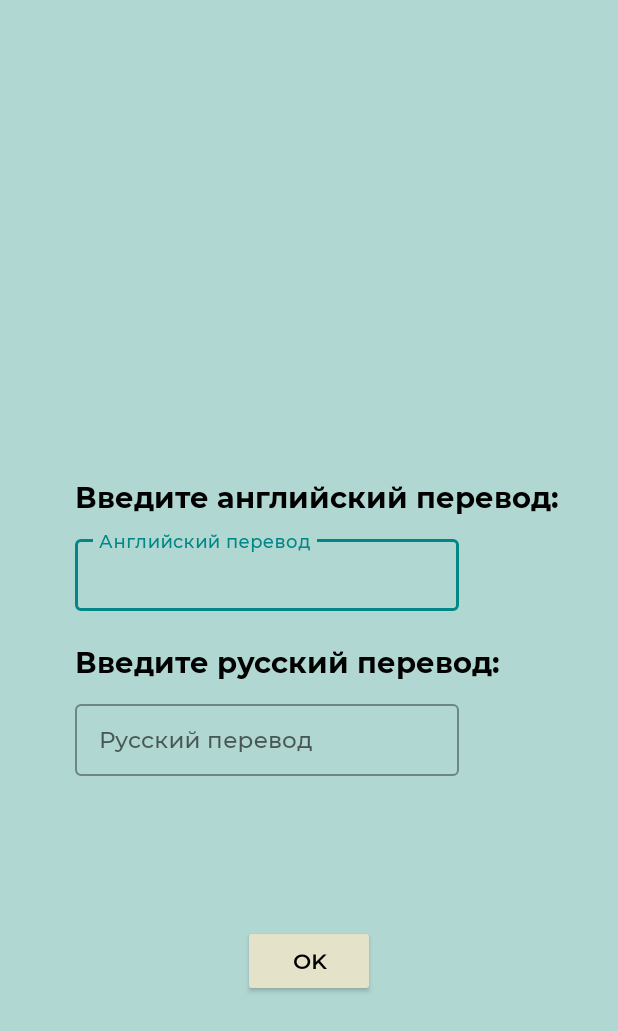
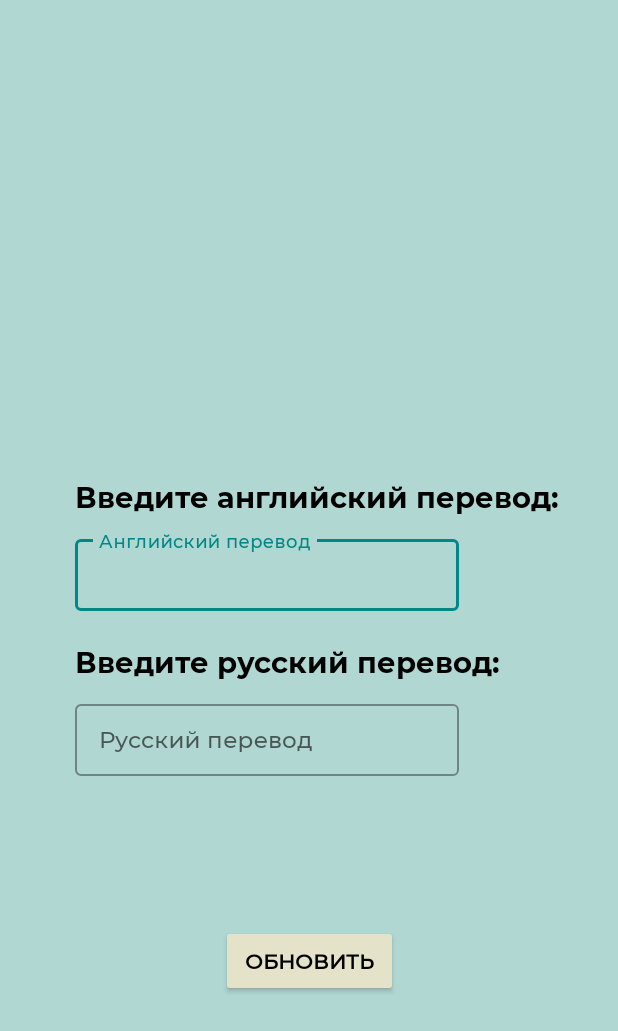
Before and after one commit to Soudagh/KidEng, an Android app: the AddWordFragment screen opened directly, with no data from a screen before it, on a phone screen of 412 x 824 dp. Shown: the top 1031 px of the screen. Run offline under Robolectric (Android 15) with nearby library versions, the phone set to English and light mode, and no system bars; 1 statement that could not run was skipped.

Commit message:
change words and themes

```diff
--- a/app/src/main/java/com/example/kideng/db/dao/WordDao.java
+++ b/app/src/main/java/com/example/kideng/db/dao/WordDao.java
@@ -4,6 +4,7 @@ import androidx.room.Dao;
 import androidx.room.Delete;
 import androidx.room.Insert;
 import androidx.room.Query;
+import androidx.room.Update;
 
 import com.example.kideng.db.entities.Word;
 
@@ -14,12 +15,18 @@ public interface WordDao {
     @Query("SELECT * FROM word WHERE idTheme = :id")
     List<Word> getByThemeId(int id);
 
+    @Query("SELECT * FROM word WHERE id = :id")
+    Word getWordById(int id);
+
     @Query("SELECT * FROM word ORDER BY RANDOM() LIMIT 1")
     Word getRandWord();
 
     @Insert
     void insert(Word word);
 
+    @Update
+    void update(Word word);
+
     @Delete
     void delete(Word word);
 }
--- a/app/src/main/java/com/example/kideng/db/entities/Word.java
+++ b/app/src/main/java/com/example/kideng/db/entities/Word.java
@@ -36,5 +36,11 @@ public class Word {
         this.id = id;
     }
 
+    public void setWordRus(String wordRus) {
+        this.wordRus = wordRus;
+    }
 
+    public void setWordEng(String wordEng) {
+        this.wordEng = wordEng;
+    }
 }
--- a/app/src/main/java/com/example/kideng/ui/activities/ChooseThemeActivity.java
+++ b/app/src/main/java/com/example/kideng/ui/activities/ChooseThemeActivity.java
@@ -41,6 +41,7 @@ public class ChooseThemeActivity extends AppCompatActivity {
         }
     }
 
+
     @Override
     public void onBackPressed() {
         super.onBackPressed();
--- a/app/src/main/java/com/example/kideng/ui/activities/DictWordActivity.java
+++ b/app/src/main/java/com/example/kideng/ui/activities/DictWordActivity.java
@@ -15,12 +15,16 @@ public class DictWordActivity extends AppCompatActivity {
     protected void onCreate(@Nullable Bundle savedInstanceState) {
         super.onCreate(savedInstanceState);
         Intent intent = getIntent();
-        int id = intent.getIntExtra("id", 0);
+        int themeId = intent.getIntExtra("themeId", 0);
+        int wordId = intent.getIntExtra("wordId", 0);
+        String status = intent.getStringExtra("status");
+        String wordEng = intent.getStringExtra("wordEng");
+        String wordRus = intent.getStringExtra("wordRus");
         setContentView(R.layout.blank_fragment);
         if (savedInstanceState == null) {
             getSupportFragmentManager()
                     .beginTransaction()
-                    .add(R.id.container_start, AddWordFragment.newInstance(id))
+                    .add(R.id.container_start, AddWordFragment.newInstance(wordId, themeId, status, wordEng, wordRus))
                     .commit();
         }
     }
--- a/app/src/main/java/com/example/kideng/ui/activities/WordActivity.java
+++ b/app/src/main/java/com/example/kideng/ui/activities/WordActivity.java
@@ -2,6 +2,7 @@ package com.example.kideng.ui.activities;
 
 import android.content.Intent;
 import android.os.Bundle;
+import android.util.Log;
 import android.view.View;
 import android.widget.TextView;
 
@@ -62,7 +63,8 @@ public class WordActivity extends AppCompatActivity {
 
     public void addWord(View view) {
         Intent intent = new Intent(this, DictWordActivity.class);
-        intent.putExtra("id", getIntentId());
+        intent.putExtra("themeId", getIntentId());
+        intent.putExtra("status", "add");
         startActivity(intent);
     }
 
--- a/app/src/main/java/com/example/kideng/ui/fragments/dict/AddWordFragment.java
+++ b/app/src/main/java/com/example/kideng/ui/fragments/dict/AddWordFragment.java
@@ -1,8 +1,8 @@
 package com.example.kideng.ui.fragments.dict;
 
 import android.app.Activity;
-import android.content.Intent;
 import android.os.Bundle;
+import android.util.Log;
 import android.view.LayoutInflater;
 import android.view.View;
 import android.view.ViewGroup;
@@ -18,22 +18,31 @@ import com.example.kideng.db.AppDatabase;
 import com.example.kideng.db.dao.WordDao;
 import com.example.kideng.db.entities.Word;
 import com.example.kideng.ui.activities.DictWordActivity;
-import com.example.kideng.ui.activities.WordActivity;
 import com.google.android.material.textfield.TextInputEditText;
 import com.google.android.material.textfield.TextInputLayout;
 
+import java.util.Locale;
+
 public class AddWordFragment extends Fragment {
 
-    private int id;
+    private int themeId;
+    private int wordId;
+    private String status;
+    private String wordEng;
+    private String wordRus;
 
     private TextInputEditText textInputEditTextEngEt;
     private TextInputEditText textInputEditTextRusEt;
     private TextInputLayout textInputEngLayout;
     private TextInputLayout textInputRusLayout;
 
-    public static AddWordFragment newInstance(int id) {
+    public static AddWordFragment newInstance(int wordId, int themeId, String status, String wordEng, String wordRus) {
         Bundle args = new Bundle();
-        args.putInt("id", id);
+        args.putInt("themeId", themeId);
+        args.putInt("wordId", wordId);
+        args.putString("status", status);
+        args.putString("wordEng", wordEng);
+        args.putString("wordRus", wordRus);
         AddWordFragment fragment = new AddWordFragment();
 
         fragment.setArguments(args);
@@ -44,7 +53,11 @@ public class AddWordFragment extends Fragment {
     public void onCreate(@Nullable Bundle savedInstanceState) {
         super.onCreate(savedInstanceState);
         if (getArguments() != null) {
-            id = getArguments().getInt("id");
+            themeId = getArguments().getInt("themeId");
+            wordId = getArguments().getInt("wordId");
+            status = getArguments().getString("status");
+            wordEng = getArguments().getString("wordEng");
+            wordRus = getArguments().getString("wordRus");
         }
     }
 
@@ -62,11 +75,47 @@ public class AddWordFragment extends Fragment {
         textInputEngLayout = view.findViewById(R.id.textInputEngWordLayout);
         textInputRusLayout = view.findViewById(R.id.textInputRusWordLayout);
         Button button = view.findViewById(R.id.word_bt);
-        button.setOnClickListener(this::addWord);
+
+        if (status.equals("add")) {
+            button.setOnClickListener(this::addWord);
+        } else {
+            button.setText("Обновить");
+            button.setOnClickListener(this::changeWord);
+
+            textInputEditTextEngEt.setText(wordEng);
+            textInputEditTextRusEt.setText(wordRus);
+        }
+
+    }
+
+    private void changeWord(View view) {
+
+        if (String.valueOf(textInputEditTextEngEt.getText()).equals("") ||
+                String.valueOf(textInputEditTextRusEt.getText()).equals("")) {
+            if (String.valueOf(textInputEditTextEngEt.getText()).equals("")) {
+                textInputEngLayout.setErrorEnabled(true);
+                textInputEngLayout.setError("Обязательное поле!");
+            }
+            if (String.valueOf(textInputEditTextRusEt.getText()).equals("")) {
+                textInputRusLayout.setErrorEnabled(true);
+                textInputRusLayout.setError("Обязательное поле!");
+            }
+        } else {
+            AppDatabase db = App.getInstance().getDatabase();
+            WordDao wordDao = db.wordDao();
+            Word word = wordDao.getWordById(wordId);
+            word.setWordEng(String.valueOf(textInputEditTextEngEt.getText()).toLowerCase());
+            word.setWordRus(String.valueOf(textInputEditTextRusEt.getText()).toLowerCase());
+            wordDao.update(word);
+            Activity activity = getActivity();
+            if (activity instanceof DictWordActivity) {
+                ((DictWordActivity)activity).onBack(this.themeId);
+            }
+        }
     }
 
     public void addWord(View view) {
-        int themeId = id;
+        int themeId = this.themeId;
 
         if (String.valueOf(textInputEditTextEngEt.getText()).equals("") ||
                 String.valueOf(textInputEditTextRusEt.getText()).equals("")) {
@@ -85,7 +134,7 @@ public class AddWordFragment extends Fragment {
             wordDao.insert(word);
             Activity activity = getActivity();
             if (activity instanceof DictWordActivity) {
-                ((DictWordActivity)activity).onBack(id);
+                ((DictWordActivity)activity).onBack(this.themeId);
             }
         }
     }
--- a/app/src/main/res/layout/word_item.xml
+++ b/app/src/main/res/layout/word_item.xml
@@ -13,6 +13,7 @@
     >
 
     <androidx.constraintlayout.widget.ConstraintLayout
+        android:id="@+id/layout"
         android:layout_width="match_parent"
         android:layout_height="wrap_content"
         android:orientation="horizontal">
```
Also changed, not shown: app/src/main/java/com/example/kideng/ui/adapters/ThemeAdapter.java (+17 -1 lines), app/src/main/java/com/example/kideng/ui/adapters/WordAdapter.java (+16 -0 lines).
